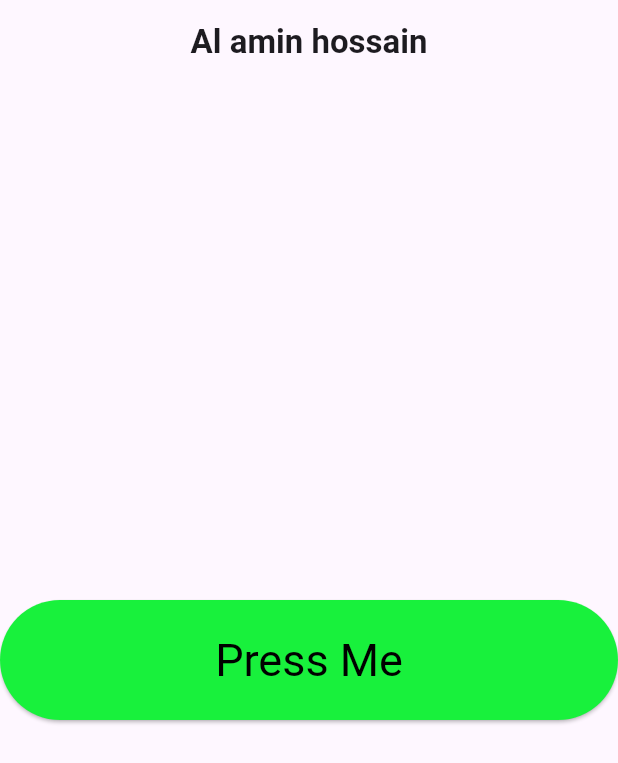
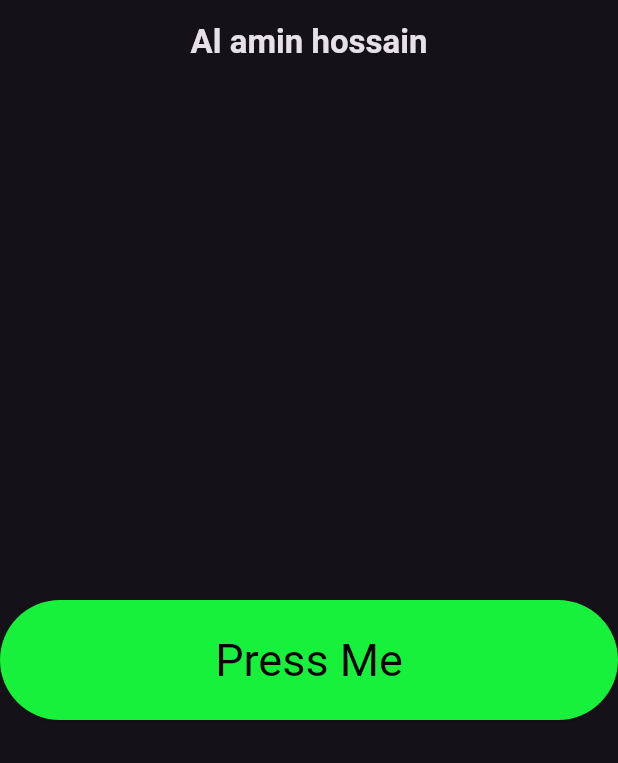
Before and after one commit to al-aminh/assignment4_FlutterApp, a Flutter app: the screen it shows after launch, after a tap on "Press Me", on a phone screen of 412 x 824 dp. Shown: the top 763 px of the screen. Run offline on Flutter 3.47's test engine with Material 3 defaults, Android fonts, the phone set to English and light mode, and no system bars; our stand-ins replace google_fonts.

```diff
--- /dev/null
+++ b/lib/Home.dart
@@ -0,0 +1,31 @@
+import 'package:flutter/material.dart';
+
+class HomePage extends StatelessWidget {
+  const HomePage({super.key});
+  @override
+  Widget build(BuildContext context) {
+    return Scaffold(
+        appBar: AppBar(
+          centerTitle: true,
+          title: Text(
+            'Al amin hossain',
+            style: TextStyle(fontWeight: FontWeight.bold),
+          ),
+        ),
+        body: Center(
+          child: ElevatedButton(
+            style: ElevatedButton.styleFrom(
+              foregroundColor: Colors.black,
+              minimumSize: Size(700, 80),
+              backgroundColor: const Color.fromARGB(255, 24, 241, 60),
+              textStyle: TextStyle(fontSize: 30),
+            ),
+            child: Text('Press Me'),
+            onPressed: () {
+              print('Pressed');
+            },
+          ),
+        ),
+    );
+  }
+}
--- a/lib/main.dart
+++ b/lib/main.dart
@@ -1,31 +1,20 @@
+import 'package:firstflutterapp/Home.dart';
 import 'package:flutter/material.dart';
 
+
 void main() {
-  runApp(
-    MaterialApp(
-      home: Scaffold(
-        appBar: AppBar(
-          centerTitle: true,
-          title: Text(
-            'Al amin hossain',
-            style: TextStyle(fontWeight: FontWeight.bold),
-          ),
-        ),
-        body: Center(
-          child: ElevatedButton(
-            style: ElevatedButton.styleFrom(
-              foregroundColor: Colors.black,
-              minimumSize: Size(700, 80),
-              backgroundColor: const Color.fromARGB(255, 24, 241, 60),
-              textStyle: TextStyle(fontSize: 30),
-            ),
-            child: Text('Press Me'),
-            onPressed: () {
-              print('Pressed');
-            },
-          ),
-        ),
-      ),
-    ),
-  );
+  runApp(const MyApp());
 }
+
+class MyApp extends StatelessWidget {
+  const MyApp({super.key});
+
+  @override
+  Widget build(BuildContext context) {
+    return MaterialApp(
+      debugShowCheckedModeBanner: false,
+      theme: ThemeData.dark(),
+      home: HomePage(),
+    );
+  }
+}
--- a/pubspec.yaml
+++ b/pubspec.yaml
@@ -34,6 +34,7 @@ dependencies:
   # The following adds the Cupertino Icons font to your application.
   # Use with the CupertinoIcons class for iOS style icons.
   cupertino_icons: ^1.0.8
+  google_fonts: ^6.2.1
 
 dev_dependencies:
   flutter_test:
```
Also changed, not shown: lib/StatefulWidget.dart (added, +31 -0 lines), lib/StatelessWidget.dart (added, +26 -0 lines), pubspec.lock.
